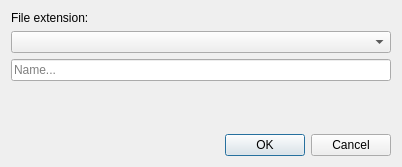
Old version of the form plugins/file_manager/gui/newfileDialog.ui in the repository MayaFramework/Framework.
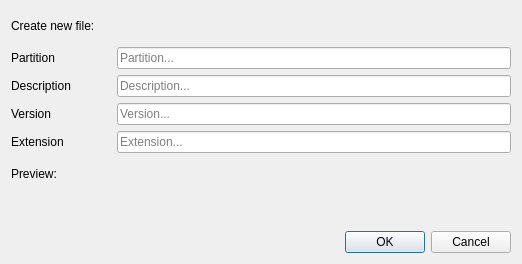
New version of the form.

The edit to the form file:
```diff
--- a/plugins/file_manager/gui/newfileDialog.ui
+++ b/plugins/file_manager/gui/newfileDialog.ui
@@ -6,8 +6,8 @@
    <rect>
     <x>0</x>
     <y>0</y>
-    <width>402</width>
-    <height>167</height>
+    <width>522</width>
+    <height>264</height>
    </rect>
   </property>
   <property name="windowTitle">
@@ -17,32 +17,146 @@
    <item>
     <widget class="QLabel" name="label">
      <property name="text">
-      <string>File extension:</string>
+      <string>Create new file:</string>
      </property>
     </widget>
    </item>
    <item>
-    <widget class="QComboBox" name="fileExtensionCB"/>
+    <layout class="QHBoxLayout" name="horizontalLayout_2">
+     <item>
+      <widget class="QLabel" name="label_3">
+       <property name="sizePolicy">
+        <sizepolicy hsizetype="Expanding" vsizetype="Preferred">
+         <horstretch>0</horstretch>
+         <verstretch>0</verstretch>
+        </sizepolicy>
+       </property>
+       <property name="maximumSize">
+        <size>
+         <width>100</width>
+         <height>16777215</height>
+        </size>
+       </property>
+       <property name="text">
+        <string>Partition</string>
+       </property>
+      </widget>
+     </item>
+     <item>
+      <widget class="QLineEdit" name="partitionLE">
+       <property name="placeholderText">
+        <string>Partition...</string>
+       </property>
+      </widget>
+     </item>
+    </layout>
    </item>
    <item>
-    <widget class="QLineEdit" name="filenameLE">
-     <property name="placeholderText">
-      <string>Name...</string>
+    <layout class="QHBoxLayout" name="horizontalLayout">
+     <item>
+      <widget class="QLabel" name="label_2">
+       <property name="sizePolicy">
+        <sizepolicy hsizetype="Expanding" vsizetype="Preferred">
+         <horstretch>0</horstretch>
+         <verstretch>0</verstretch>
+        </sizepolicy>
+       </property>
+       <property name="maximumSize">
+        <size>
+         <width>100</width>
+         <height>16777215</height>
+        </size>
+       </property>
+       <property name="text">
+        <string>Description</string>
+       </property>
+      </widget>
+     </item>
+     <item>
+      <widget class="QLineEdit" name="descriptionLE">
+       <property name="placeholderText">
+        <string>Description...</string>
+       </property>
+      </widget>
+     </item>
+    </layout>
+   </item>
+   <item>
+    <layout class="QHBoxLayout" name="horizontalLayout_4">
+     <item>
+      <widget class="QLabel" name="label_6">
+       <property name="sizePolicy">
+        <sizepolicy hsizetype="Expanding" vsizetype="Preferred">
+         <horstretch>0</horstretch>
+         <verstretch>0</verstretch>
+        </sizepolicy>
+       </property>
+       <property name="maximumSize">
+        <size>
+         <width>100</width>
+         <height>16777215</height>
+        </size>
+       </property>
+       <property name="text">
+        <string>Version</string>
+       </property>
+      </widget>
+     </item>
+     <item>
+      <widget class="QLineEdit" name="versionLE">
+       <property name="placeholderText">
+        <string>Version...</string>
+       </property>
+      </widget>
+     </item>
+    </layout>
+   </item>
+   <item>
+    <layout class="QHBoxLayout" name="horizontalLayout_3">
+     <item>
+      <widget class="QLabel" name="label_4">
+       <property name="sizePolicy">
+        <sizepolicy hsizetype="Expanding" vsizetype="Preferred">
+         <horstretch>0</horstretch>
+         <verstretch>0</verstretch>
+        </sizepolicy>
+       </property>
+       <property name="maximumSize">
+        <size>
+         <width>100</width>
+         <height>16777215</height>
+        </size>
+       </property>
+       <property name="text">
+        <string>Extension</string>
+       </property>
+      </widget>
+     </item>
+     <item>
+      <widget class="QLineEdit" name="extensionLE">
+       <property name="placeholderText">
+        <string>Extension...</string>
+       </property>
+      </widget>
+     </item>
+    </layout>
+   </item>
+   <item>
+    <widget class="QLabel" name="label_5">
+     <property name="text">
+      <string>Preview:</string>
      </property>
     </widget>
    </item>
    <item>
-    <spacer name="verticalSpacer">
-     <property name="orientation">
-      <enum>Qt::Vertical</enum>
+    <widget class="QLabel" name="previewLB">
+     <property name="text">
+      <string/>
      </property>
-     <property name="sizeHint" stdset="0">
-      <size>
-       <width>20</width>
-       <height>40</height>
-      </size>
+     <property name="alignment">
+      <set>Qt::AlignCenter</set>
      </property>
-    </spacer>
+    </widget>
    </item>
    <item>
     <widget class="QDialogButtonBox" name="buttonBox">
```
